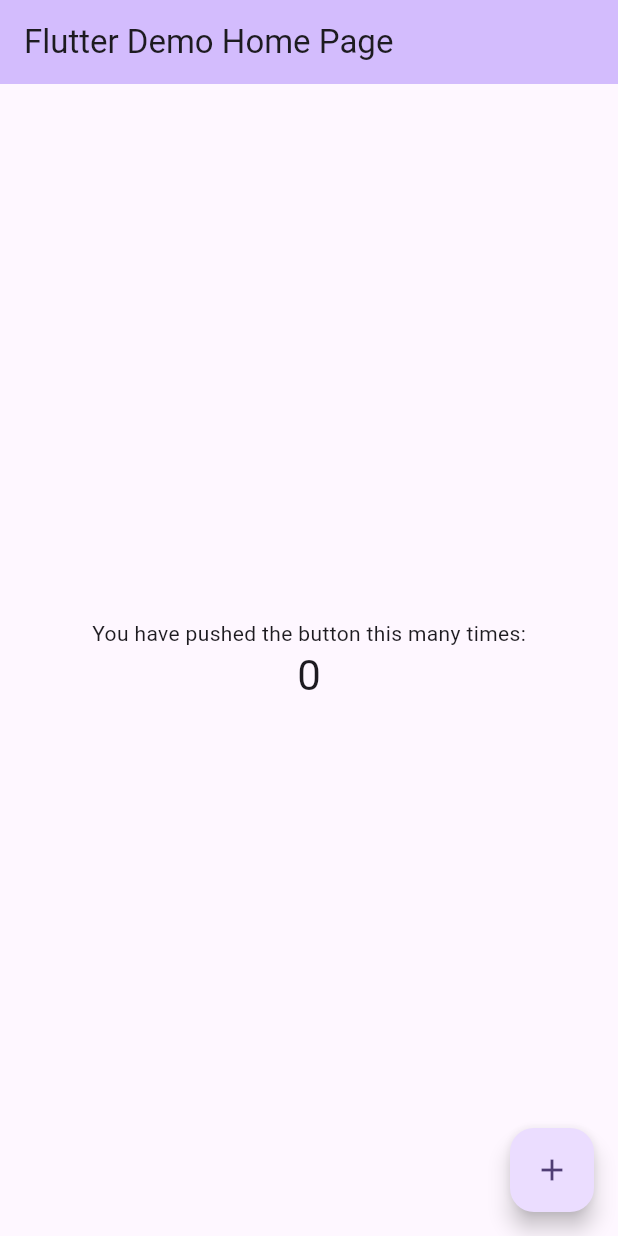
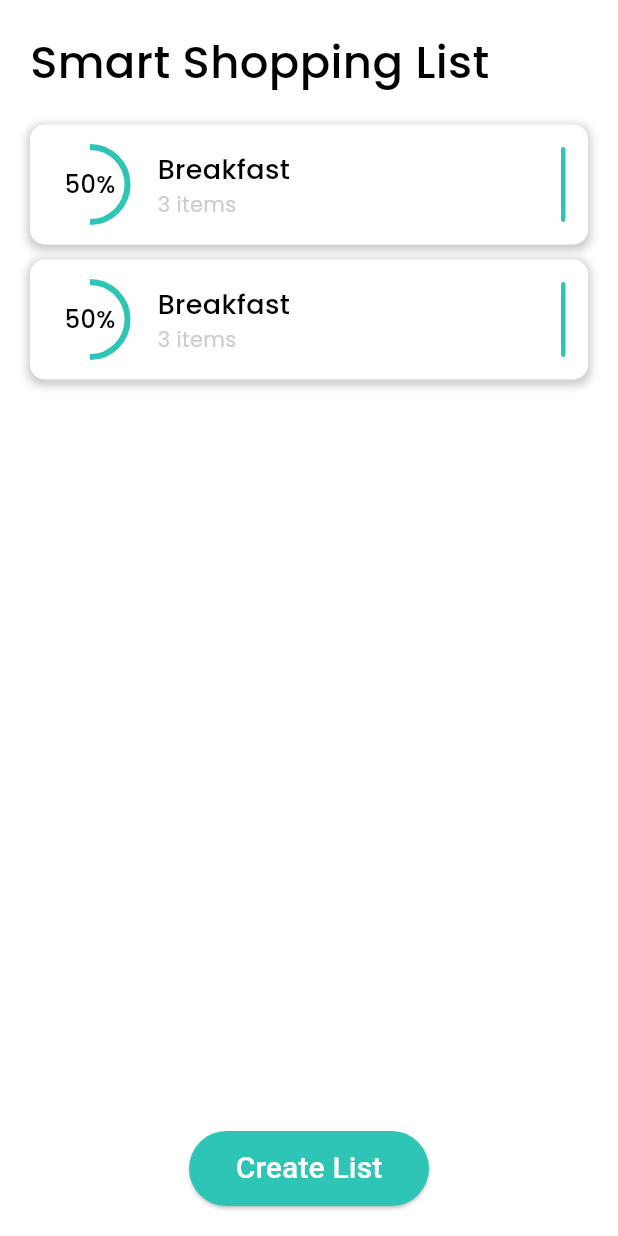
Before and after one commit to lfbardi/mobilab_flutter_assignment, a Flutter app: the screen it shows after launch, on a phone screen of 412 x 824 dp. Run offline on Flutter 3.47's test engine with Material 2 defaults, Android fonts, the phone set to English and light mode, and no system bars; our stand-ins replace flutter_riverpod.

Commit message:
added home feature UI

```diff
--- /dev/null
+++ b/lib/features/home/presentation/ui/home.dart
@@ -0,0 +1,66 @@
+import 'package:flutter/material.dart';
+import 'package:flutter_riverpod/flutter_riverpod.dart';
+import 'package:mobilab_flutter_assignment/core/design_system/colors.dart';
+
+import '../../../../core/design_system/text_styles.dart';
+import 'widgets/shopping_list_tile.dart';
+
+class Home extends ConsumerStatefulWidget {
+  const Home({super.key});
+
+  @override
+  ConsumerState<ConsumerStatefulWidget> createState() => _HomeState();
+}
+
+class _HomeState extends ConsumerState<Home> {
+  @override
+  Widget build(BuildContext context) {
+    return Container(
+      width: MediaQuery.of(context).size.width,
+      height: MediaQuery.of(context).size.height,
+      color: kBackgroundColor,
+      child: Padding(
+        padding: const EdgeInsets.all(20),
+        child: Column(
+          crossAxisAlignment: CrossAxisAlignment.start,
+          children: [
+            const Text('Smart Shopping List', style: kTitle),
+            const SizedBox(height: 20),
+            Flexible(
+              child: ListView.builder(
+                itemCount: 2,
+                itemBuilder: (context, index) {
+                  return const Padding(
+                    padding: EdgeInsets.only(bottom: 10),
+                    child: ShoppingListTile(),
+                  );
+                },
+              ),
+            ),
+            const SizedBox(height: 20),
+            Align(
+              alignment: Alignment.center,
+              child: SizedBox(
+                width: 160,
+                height: 50,
+                child: ElevatedButton(
+                  style: const ButtonStyle(
+                    backgroundColor: MaterialStatePropertyAll(kPrimaryColor),
+                  ),
+                  onPressed: () async {},
+                  child: const Text(
+                    'Create List',
+                    style: TextStyle(
+                      color: Colors.white,
+                      fontSize: 20,
+                    ),
+                  ),
+                ),
+              ),
+            ),
+          ],
+        ),
+      ),
+    );
+  }
+}
--- /dev/null
+++ b/lib/features/home/presentation/ui/widgets/shopping_list_tile.dart
@@ -0,0 +1,99 @@
+import 'package:flutter/material.dart';
+import 'package:flutter_riverpod/flutter_riverpod.dart';
+import 'package:mobilab_flutter_assignment/core/design_system/colors.dart';
+import 'package:mobilab_flutter_assignment/core/design_system/text_styles.dart';
+
+import '../../../../shopping_list_details/presentation/ui/shopping_list_details.dart';
+
+class ShoppingListTile extends ConsumerStatefulWidget {
+  const ShoppingListTile({super.key});
+
+  @override
+  ConsumerState<ConsumerStatefulWidget> createState() =>
+      _ShoppingListTileState();
+}
+
+class _ShoppingListTileState extends ConsumerState<ShoppingListTile> {
+  Color headerColor = Colors.white;
+
+  @override
+  Widget build(BuildContext context) {
+    return Container(
+      decoration: BoxDecoration(
+        color: Colors.white,
+        borderRadius: BorderRadius.circular(10),
+        boxShadow: [
+          BoxShadow(
+            color: Colors.grey.withOpacity(0.5),
+            spreadRadius: 2,
+            blurRadius: 4,
+            offset: const Offset(0, 2), // vertical and horizontal offset
+          ),
+        ],
+      ),
+      child: Material(
+        color: Colors.transparent,
+        child: InkWell(
+          borderRadius: BorderRadius.circular(10),
+          onTap: () {
+            Navigator.push(
+              context,
+              MaterialPageRoute(
+                builder: (context) => const ShoppingListDetails(),
+              ),
+            );
+          },
+          child: Padding(
+            padding: const EdgeInsets.symmetric(vertical: 15, horizontal: 15),
+            child: Row(
+              children: [
+                Stack(
+                  alignment: Alignment.center,
+                  children: [
+                    const SizedBox(
+                      height: 50,
+                      width: 50,
+                      child: CircularProgressIndicator(
+                        color: kPrimaryColor,
+                        value: 0.5,
+                      ),
+                    ),
+                    Positioned(
+                      child: Text(
+                        '50%',
+                        style: kTitle.copyWith(fontSize: 16),
+                      ),
+                    ),
+                  ],
+                ),
+                const SizedBox(width: 20),
+                Column(
+                  crossAxisAlignment: CrossAxisAlignment.start,
+                  children: [
+                    Text(
+                      'Breakfast',
+                      style: kTitle.copyWith(fontSize: 18),
+                    ),
+                    Text(
+                      '3 items',
+                      style: kDescription.copyWith(fontSize: 14),
+                    )
+                  ],
+                ),
+                const Spacer(),
+                Container(
+                  height: 50,
+                  width: 3,
+                  decoration: BoxDecoration(
+                    color: kPrimaryColor,
+                    borderRadius: BorderRadius.circular(30),
+                  ),
+                )
+              ],
+            ),
+          ),
+        ),
+      ),
+    );
+  }
+}
--- a/lib/main.dart
+++ b/lib/main.dart
@@ -1,33 +1,20 @@
 import 'package:flutter/material.dart';
+import 'package:flutter_riverpod/flutter_riverpod.dart';
+
+import 'features/home/presentation/ui/home.dart';
 
 void main() {
-  runApp(const MyApp());
+  runApp(const ProviderScope(child: MyApp()));
 }
 
 class MyApp extends StatelessWidget {
   const MyApp({super.key});
 
-  // This widget is the root of your application.
   @override
   Widget build(BuildContext context) {
     return MaterialApp(
       title: 'Flutter Demo',
       theme: ThemeData(
-        // This is the theme of your application.
-        //
-        // TRY THIS: Try running your application with "flutter run". You'll see
-        // the application has a blue toolbar. Then, without quitting the app,
-        // try changing the seedColor in the colorScheme below to Colors.green
-        // and then invoke "hot reload" (save your changes or press the "hot
-        // reload" button in a Flutter-supported IDE, or press "r" if you used
-        // the command line to start the app).
-        //
-        // Notice that the counter didn't reset back to zero; the application
-        // state is not lost during the reload. To reset the state, use hot
-        // restart instead.
-        //
-        // This works for code too, not just values: Most code changes can be
-        // tested with just a hot reload.
         colorScheme: ColorScheme.fromSeed(seedColor: Colors.deepPurple),
         useMaterial3: true,
       ),
@@ -39,15 +26,6 @@ class MyApp extends StatelessWidget {
 class MyHomePage extends StatefulWidget {
   const MyHomePage({super.key, required this.title});
 
-  // This widget is the home page of your application. It is stateful, meaning
-  // that it has a State object (defined below) that contains fields that affect
-  // how it looks.
-
-  // This class is the configuration for the state. It holds the values (in this
-  // case the title) provided by the parent (in this case the App widget) and
-  // used by the build method of the State. Fields in a Widget subclass are
-  // always marked "final".
-
   final String title;
 
   @override
@@ -55,71 +33,12 @@ class MyHomePage extends StatefulWidget {
 }
 
 class _MyHomePageState extends State<MyHomePage> {
-  int _counter = 0;
-
-  void _incrementCounter() {
-    setState(() {
-      // This call to setState tells the Flutter framework that something has
-      // changed in this State, which causes it to rerun the build method below
-      // so that the display can reflect the updated values. If we changed
-      // _counter without calling setState(), then the build method would not be
-      // called again, and so nothing would appear to happen.
-      _counter++;
-    });
-  }
-
   @override
   Widget build(BuildContext context) {
-    // This method is rerun every time setState is called, for instance as done
-    // by the _incrementCounter method above.
-    //
-    // The Flutter framework has been optimized to make rerunning build methods
-    // fast, so that you can just rebuild anything that needs updating rather
-    // than having to individually change instances of widgets.
-    return Scaffold(
-      appBar: AppBar(
-        // TRY THIS: Try changing the color here to a specific color (to
-        // Colors.amber, perhaps?) and trigger a hot reload to see the AppBar
-        // change color while the other colors stay the same.
-        backgroundColor: Theme.of(context).colorScheme.inversePrimary,
-        // Here we take the value from the MyHomePage object that was created by
-        // the App.build method, and use it to set our appbar title.
-        title: Text(widget.title),
+    return const Material(
+      child: SafeArea(
+        child: Home(),
       ),
-      body: Center(
-        // Center is a layout widget. It takes a single child and positions it
-        // in the middle of the parent.
-        child: Column(
-          // Column is also a layout widget. It takes a list of children and
-          // arranges them vertically. By default, it sizes itself to fit its
-          // children horizontally, and tries to be as tall as its parent.
-          //
-          // Column has various properties to control how it sizes itself and
-          // how it positions its children. Here we use mainAxisAlignment to
-          // center the children vertically; the main axis here is the vertical
-          // axis because Columns are vertical (the cross axis would be
-          // horizontal).
-          //
-          // TRY THIS: Invoke "debug painting" (choose the "Toggle Debug Paint"
-          // action in the IDE, or press "p" in the console), to see the
-          // wireframe for each widget.
-          mainAxisAlignment: MainAxisAlignment.center,
-          children: <Widget>[
-            const Text(
-              'You have pushed the button this many times:',
-            ),
-            Text(
-              '$_counter',
-              style: Theme.of(context).textTheme.headlineMedium,
-            ),
-          ],
-        ),
-      ),
-      floatingActionButton: FloatingActionButton(
-        onPressed: _incrementCounter,
-        tooltip: 'Increment',
-        child: const Icon(Icons.add),
-      ), // This trailing comma makes auto-formatting nicer for build methods.
     );
   }
 }
```
